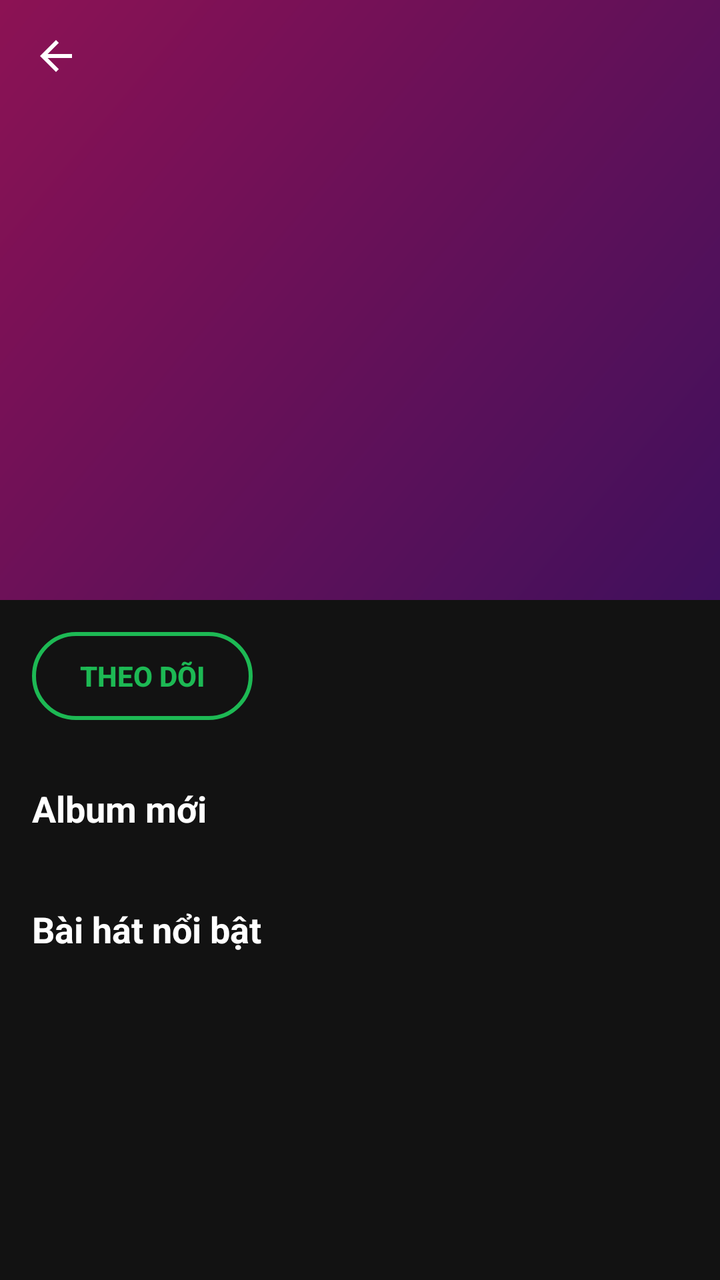
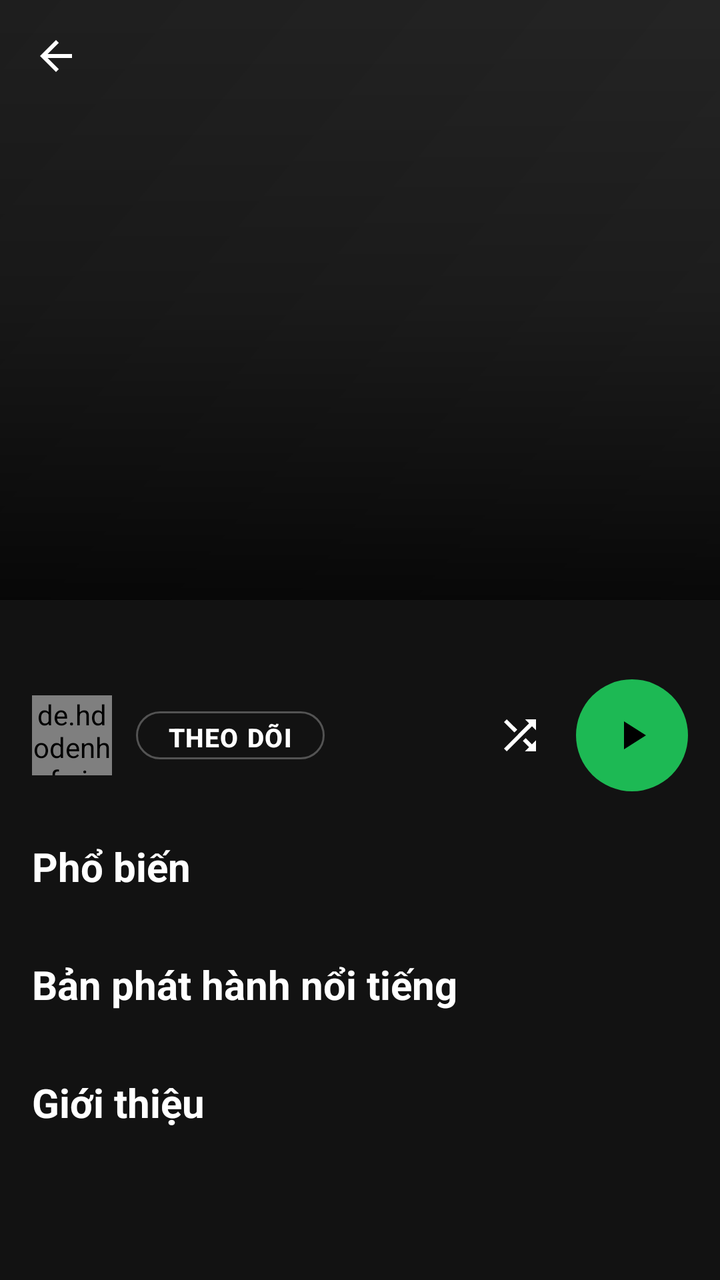

An Android layout rendered at two revisions. The XML below is the earlier revision; the diff shows what the commit changed to produce the second picture.
<!-- AndroidManifest.xml: application theme Theme.MusicStreamingApp -->
<!-- res/layout/activity_artist_detail.xml -->
<?xml version="1.0" encoding="utf-8"?>
<androidx.coordinatorlayout.widget.CoordinatorLayout
    xmlns:android="http://schemas.android.com/apk/res/android"
    xmlns:app="http://schemas.android.com/apk/res-auto"
    android:layout_width="match_parent"
    android:layout_height="match_parent"
    android:background="@color/bg_primary"
    android:fitsSystemWindows="true">

    <com.google.android.material.appbar.AppBarLayout
        android:id="@+id/app_bar"
        android:layout_width="match_parent"
        android:layout_height="@dimen/collapsing_appbar_height"
        android:fitsSystemWindows="true"
        android:theme="@style/ThemeOverlay.MaterialComponents.Dark.ActionBar">

        <com.google.android.material.appbar.CollapsingToolbarLayout
            android:id="@+id/collapsing_toolbar"
            android:layout_width="match_parent"
            android:layout_height="match_parent"
            android:fitsSystemWindows="true"
            app:contentScrim="@color/bg_secondary"
            app:layout_scrollFlags="scroll|exitUntilCollapsed"
            app:expandedTitleMarginStart="16dp"
            app:expandedTitleMarginBottom="16dp"
            app:collapsedTitleTextAppearance="@style/ExpandedTitleStyle">

            <ImageView
                android:id="@+id/iv_artist_banner"
                android:layout_width="match_parent"
                android:layout_height="match_parent"
                android:scaleType="centerCrop"
                android:fitsSystemWindows="true"
                android:background="@drawable/placeholder_gradient"
                app:layout_collapseMode="parallax"/>

            <View
                android:layout_width="match_parent"
                android:layout_height="match_parent"
                android:background="#66000000"
                app:layout_collapseMode="parallax"/>

            <androidx.appcompat.widget.Toolbar
                android:id="@+id/toolbar"
                android:layout_width="match_parent"
                android:layout_height="?attr/actionBarSize"
                app:layout_collapseMode="pin"
                app:navigationIcon="@drawable/ic_arrow_back"
                app:navigationIconTint="@color/accent_white"/>

        </com.google.android.material.appbar.CollapsingToolbarLayout>
    </com.google.android.material.appbar.AppBarLayout>

    <androidx.core.widget.NestedScrollView
        android:layout_width="match_parent"
        android:layout_height="match_parent"
        app:layout_behavior="@string/appbar_scrolling_view_behavior">

        <LinearLayout
            android:layout_width="match_parent"
            android:layout_height="wrap_content"
            android:orientation="vertical"
            android:paddingBottom="24dp">

            
            <Button
                android:id="@+id/btn_follow"
                android:layout_width="wrap_content"
                android:layout_height="44dp"
                android:layout_margin="16dp"
                android:background="@drawable/bg_button_outline"
                android:paddingHorizontal="24dp"
                android:text="@string/follow"
                android:textColor="@color/spotify_green"
                android:textStyle="bold"
                android:textAllCaps="true"/>

            
            <TextView
                android:layout_width="match_parent"
                android:layout_height="wrap_content"
                android:paddingHorizontal="16dp"
                android:paddingTop="16dp"
                android:paddingBottom="12dp"
                android:text="@string/new_albums"
                android:textColor="@color/accent_white"
                android:textSize="18sp"
                android:textStyle="bold"/>

            <androidx.recyclerview.widget.RecyclerView
                android:id="@+id/rv_albums"
                android:layout_width="match_parent"
                android:layout_height="wrap_content"
                android:paddingHorizontal="16dp"
                android:clipToPadding="false"
                android:orientation="horizontal"
                android:nestedScrollingEnabled="false"/>

            
            <TextView
                android:layout_width="match_parent"
                android:layout_height="wrap_content"
                android:paddingHorizontal="16dp"
                android:paddingTop="24dp"
                android:paddingBottom="12dp"
                android:text="@string/featured_tracks"
                android:textColor="@color/accent_white"
                android:textSize="18sp"
                android:textStyle="bold"/>

            <androidx.recyclerview.widget.RecyclerView
                android:id="@+id/rv_top_tracks"
                android:layout_width="match_parent"
                android:layout_height="wrap_content"
                android:nestedScrollingEnabled="false"/>

        </LinearLayout>
    </androidx.core.widget.NestedScrollView>

</androidx.coordinatorlayout.widget.CoordinatorLayout>
<!-- resources referenced by this layout -->
<resources>
  <color name="accent_white">#FFFFFF</color>
  <color name="bg_primary">#121212</color>
  <color name="bg_secondary">#1E1E1E</color>
  <color name="spotify_green">#1DB954</color>
  <dimen name="collapsing_appbar_height">300dp</dimen>
  <!-- drawable bg_button_outline (drawable) -->
  <?xml version="1.0" encoding="utf-8"?>
  <shape xmlns:android="http://schemas.android.com/apk/res/android"
      android:shape="rectangle">
      <corners android:radius="24dp" />
      <stroke android:width="2dp" android:color="#1DB954" />
      <solid android:color="@android:color/transparent" />
  </shape>
  <!-- drawable ic_arrow_back (drawable) -->
  <vector xmlns:android="http://schemas.android.com/apk/res/android"
      android:width="24dp"
      android:height="24dp"
      android:viewportWidth="24"
      android:viewportHeight="24">
      <path android:fillColor="#FFFFFF"
          android:pathData="M20,11H7.83l5.59,-5.59L12,4l-8,8 8,8 1.41,-1.41L7.83,13H20v-2z"/>
  </vector>
  <!-- drawable placeholder_gradient (drawable) -->
  <?xml version="1.0" encoding="utf-8"?>
  <shape xmlns:android="http://schemas.android.com/apk/res/android"
      android:shape="rectangle">
      <gradient
          android:angle="135"
          android:startColor="#6A1B9A"
          android:endColor="#E91E8C"
          android:type="linear" />
  </shape>
  <string name="featured_tracks">Bài hát nổi bật</string>
  <string name="follow">Theo dõi</string>
  <string name="new_albums">Album mới</string>
  <style name="ExpandedTitleStyle" parent="TextAppearance.MaterialComponents.Headline5">
          <item name="android:textColor">@color/accent_white</item>
          <item name="android:textStyle">bold</item>
      </style>
  <color name="bg_elevated">#282828</color>
  <style name="BottomNavStyle" parent="Widget.MaterialComponents.BottomNavigationView">
          <item name="android:background">@color/bg_elevated</item>
          <item name="itemIconTint">@color/bottom_nav_tint</item>
          <item name="itemTextColor">@color/bottom_nav_tint</item>
      </style>
  <!-- unchanged entries left out for length: 1 -->
</resources>

<!-- the commit's change to res/layout/activity_artist_detail.xml (unified diff, before → after) -->
@@ -22,7 +22,8 @@
             app:contentScrim="@color/bg_secondary"
             app:layout_scrollFlags="scroll|exitUntilCollapsed"
             app:expandedTitleMarginStart="16dp"
-            app:expandedTitleMarginBottom="16dp"
+            app:expandedTitleMarginBottom="20dp"
+            app:expandedTitleTextAppearance="@style/ArtistExpandedTitle"
             app:collapsedTitleTextAppearance="@style/ExpandedTitleStyle">
 
             <ImageView
@@ -34,10 +35,11 @@
                 android:background="@drawable/placeholder_gradient"
                 app:layout_collapseMode="parallax"/>
 
+            
             <View
                 android:layout_width="match_parent"
                 android:layout_height="match_parent"
-                android:background="#66000000"
+                android:background="@drawable/bg_artist_header_gradient"
                 app:layout_collapseMode="parallax"/>
 
             <androidx.appcompat.widget.Toolbar
@@ -60,40 +62,141 @@
             android:layout_width="match_parent"
             android:layout_height="wrap_content"
             android:orientation="vertical"
-            android:paddingBottom="24dp">
-
-            
-            <Button
-                android:id="@+id/btn_follow"
+            android:paddingBottom="32dp">
+
+            
+            <TextView
+                android:id="@+id/tv_followers"
+                android:layout_width="match_parent"
+                android:layout_height="wrap_content"
+                android:paddingHorizontal="16dp"
+                android:paddingTop="12dp"
+                android:textColor="@color/text_secondary"
+                android:textSize="13sp"/>
+
+            
+            <LinearLayout
+                android:layout_width="match_parent"
+                android:layout_height="wrap_content"
+                android:orientation="horizontal"
+                android:gravity="center_vertical"
+                android:paddingHorizontal="16dp"
+                android:paddingTop="10dp"
+                android:paddingBottom="4dp">
+
+                <de.hdodenhof.circleimageview.CircleImageView
+                    android:id="@+id/iv_artist_thumb"
+                    android:layout_width="40dp"
+                    android:layout_height="40dp"
+                    android:src="@drawable/placeholder_gradient"/>
+
+                <com.google.android.material.button.MaterialButton
+                    android:id="@+id/btn_follow"
+                    style="@style/Widget.MaterialComponents.Button.OutlinedButton"
+                    android:layout_width="wrap_content"
+                    android:layout_height="36dp"
+                    android:layout_marginStart="12dp"
+                    android:text="@string/follow"
+                    android:textColor="@color/accent_white"
+                    android:textSize="13sp"
+                    android:textStyle="bold"
+                    android:letterSpacing="0.04"
+                    app:strokeColor="@color/outline_grey"
+                    app:cornerRadius="18dp"/>
+
+                
+                <View
+                    android:layout_width="0dp"
+                    android:layout_height="1dp"
+                    android:layout_weight="1"/>
+
+                <ImageButton
+                    android:id="@+id/btn_shuffle"
+                    android:layout_width="40dp"
+                    android:layout_height="40dp"
+                    android:background="?attr/selectableItemBackgroundBorderless"
+                    android:src="@drawable/ic_shuffle"
+                    android:tint="@color/accent_white"
+                    android:layout_marginEnd="8dp"/>
+
+                <ImageButton
+                    android:id="@+id/btn_play"
+                    android:layout_width="56dp"
+                    android:layout_height="56dp"
+                    android:background="@drawable/bg_play_btn"
+                    android:src="@drawable/ic_play"
+                    android:tint="@color/black"
+                    android:padding="14dp"/>
+
+            </LinearLayout>
+
+            
+            <TextView
+                android:layout_width="match_parent"
+                android:layout_height="wrap_content"
+                android:paddingHorizontal="16dp"
+                android:paddingTop="20dp"
+                android:paddingBottom="4dp"
+                android:text="Phổ biến"
+                android:textColor="@color/accent_white"
+                android:textSize="20sp"
+                android:textStyle="bold"/>
+
+            <androidx.recyclerview.widget.RecyclerView
+                android:id="@+id/rv_top_tracks"
+                android:layout_width="match_parent"
+                android:layout_height="wrap_content"
+                android:nestedScrollingEnabled="false"/>
+
+            
+            <com.google.android.material.button.MaterialButton
+                android:id="@+id/btn_expand_tracks"
+                style="@style/Widget.MaterialComponents.Button.OutlinedButton"
                 android:layout_width="wrap_content"
-                android:layout_height="44dp"
-                android:layout_margin="16dp"
-                android:background="@drawable/bg_button_outline"
-                android:paddingHorizontal="24dp"
-                android:text="@string/follow"
-                android:textColor="@color/spotify_green"
-                android:textStyle="bold"
-                android:textAllCaps="true"/>
-
-            
-            <TextView
-                android:layout_width="match_parent"
-                android:layout_height="wrap_content"
-                android:paddingHorizontal="16dp"
-                android:paddingTop="16dp"
-                android:paddingBottom="12dp"
-                android:text="@string/new_albums"
+                android:layout_height="40dp"
+                android:layout_gravity="center_horizontal"
+                android:layout_marginTop="8dp"
+                android:text="Xem thêm"
                 android:textColor="@color/accent_white"
-                android:textSize="18sp"
-                android:textStyle="bold"/>
+                android:textSize="13sp"
+                app:strokeColor="@color/outline_grey"
+                app:cornerRadius="20dp"
+                android:visibility="gone"/>
+
+            
+            <LinearLayout
+                android:layout_width="match_parent"
+                android:layout_height="wrap_content"
+                android:orientation="horizontal"
+                android:gravity="center_vertical"
+                android:paddingHorizontal="16dp"
+                android:paddingTop="28dp"
+                android:paddingBottom="4dp">
+
+                <TextView
+                    android:layout_width="0dp"
+                    android:layout_height="wrap_content"
+                    android:layout_weight="1"
+                    android:text="Bản phát hành nổi tiếng"
+                    android:textColor="@color/accent_white"
+                    android:textSize="20sp"
+                    android:textStyle="bold"/>
+
+                <TextView
+                    android:id="@+id/tv_show_all_albums"
+                    android:layout_width="wrap_content"
+                    android:layout_height="wrap_content"
+                    android:text="Hiện tất cả"
+                    android:textColor="@color/text_secondary"
+                    android:textSize="13sp"
+                    android:padding="4dp"
+                    android:visibility="gone"/>
+            </LinearLayout>
 
             <androidx.recyclerview.widget.RecyclerView
                 android:id="@+id/rv_albums"
                 android:layout_width="match_parent"
                 android:layout_height="wrap_content"
-                android:paddingHorizontal="16dp"
-                android:clipToPadding="false"
-                android:orientation="horizontal"
                 android:nestedScrollingEnabled="false"/>
 
             
@@ -101,18 +204,83 @@
                 android:layout_width="match_parent"
                 android:layout_height="wrap_content"
                 android:paddingHorizontal="16dp"
-                android:paddingTop="24dp"
+                android:paddingTop="28dp"
                 android:paddingBottom="12dp"
-                android:text="@string/featured_tracks"
+                android:text="Giới thiệu"
                 android:textColor="@color/accent_white"
-                android:textSize="18sp"
+                android:textSize="20sp"
                 android:textStyle="bold"/>
 
-            <androidx.recyclerview.widget.RecyclerView
-                android:id="@+id/rv_top_tracks"
-                android:layout_width="match_parent"
-                android:layout_height="wrap_content"
-                android:nestedScrollingEnabled="false"/>
+            
+            <androidx.cardview.widget.CardView
+                android:id="@+id/card_about"
+                android:layout_width="match_parent"
+                android:layout_height="wrap_content"
+                android:layout_marginHorizontal="16dp"
+                app:cardBackgroundColor="@color/bg_elevated"
+                app:cardCornerRadius="12dp"
+                app:cardElevation="0dp"
+                android:visibility="gone">
+
+                <LinearLayout
+                    android:layout_width="match_parent"
+                    android:layout_height="wrap_content"
+                    android:orientation="vertical">
+
+                    <ImageView
+                        android:id="@+id/iv_about_image"
+                        android:layout_width="match_parent"
+                        android:layout_height="200dp"
+                        android:scaleType="centerCrop"
+                        android:background="@drawable/placeholder_gradient"/>
+
+                    <LinearLayout
+                        android:layout_width="match_parent"
+                        android:layout_height="wrap_content"
+                        android:orientation="vertical"
+                        android:padding="16dp">
+
+                        <TextView
+                            android:id="@+id/tv_about_name"
+                            android:layout_width="wrap_content"
+                            android:layout_height="wrap_content"
+                            android:textColor="@color/accent_white"
+                            android:textSize="18sp"
+                            android:textStyle="bold"/>
+
+                        <TextView
+                            android:id="@+id/tv_about_followers"
+                            android:layout_width="wrap_content"
+                            android:layout_height="wrap_content"
+                            android:layout_marginTop="2dp"
+                            android:textColor="@color/text_secondary"
+                            android:textSize="13sp"/>
+
+                        <TextView
+                            android:id="@+id/tv_bio"
+                            android:layout_width="match_parent"
+                            android:layout_height="wrap_content"
+                            android:layout_marginTop="10dp"
+                            android:maxLines="3"
+                            android:ellipsize="end"
+                            android:textColor="@color/text_secondary"
+                            android:textSize="14sp"
+                            android:lineSpacingMultiplier="1.4"/>
+
+                        <TextView
+                            android:id="@+id/btn_expand_bio"
+                            android:layout_width="wrap_content"
+                            android:layout_height="wrap_content"
+                            android:layout_marginTop="4dp"
+                            android:text="xem thêm"
+                            android:textColor="@color/accent_white"
+                            android:textSize="14sp"
+                            android:textStyle="bold"
+                            android:padding="4dp"
+                            android:visibility="gone"/>
+                    </LinearLayout>
+                </LinearLayout>
+            </androidx.cardview.widget.CardView>
 
         </LinearLayout>
     </androidx.core.widget.NestedScrollView>
<!-- resource entries referenced after the edit -->
@@ -3,15 +3,26 @@
   <color name="accent_white">#FFFFFF</color>
   <color name="bg_primary">#121212</color>
   <color name="bg_secondary">#1E1E1E</color>
+  <color name="black">#FF000000</color>
+  <color name="outline_grey">#535353</color>
+  <color name="text_secondary">#B3B3B3</color>
   <color name="spotify_green">#1DB954</color>
   <dimen name="collapsing_appbar_height">300dp</dimen>
-  <!-- drawable bg_button_outline (drawable) -->
+  <!-- drawable bg_artist_header_gradient (drawable) -->
+  <?xml version="1.0" encoding="utf-8"?>
+  <shape xmlns:android="http://schemas.android.com/apk/res/android">
+      <gradient
+          android:type="linear"
+          android:angle="270"
+          android:startColor="#00000000"
+          android:centerColor="#44000000"
+          android:endColor="#CC000000"/>
+  </shape>
+  <!-- drawable bg_play_btn (drawable) -->
   <?xml version="1.0" encoding="utf-8"?>
   <shape xmlns:android="http://schemas.android.com/apk/res/android"
-      android:shape="rectangle">
-      <corners android:radius="24dp" />
-      <stroke android:width="2dp" android:color="#1DB954" />
-      <solid android:color="@android:color/transparent" />
+      android:shape="oval">
+      <solid android:color="#1DB954" />
   </shape>
   <!-- drawable ic_arrow_back (drawable) -->
   <vector xmlns:android="http://schemas.android.com/apk/res/android"
@@ -22,19 +33,40 @@
       <path android:fillColor="#FFFFFF"
           android:pathData="M20,11H7.83l5.59,-5.59L12,4l-8,8 8,8 1.41,-1.41L7.83,13H20v-2z"/>
   </vector>
+  <!-- drawable ic_play (drawable) -->
+  <vector xmlns:android="http://schemas.android.com/apk/res/android"
+      android:width="24dp"
+      android:height="24dp"
+      android:viewportWidth="24"
+      android:viewportHeight="24">
+      <path android:fillColor="#FFFFFF"
+          android:pathData="M8,5v14l11,-7z"/>
+  </vector>
+  <!-- drawable ic_shuffle (drawable) -->
+  <vector xmlns:android="http://schemas.android.com/apk/res/android"
+      android:width="24dp"
+      android:height="24dp"
+      android:viewportWidth="24"
+      android:viewportHeight="24">
+      <path android:fillColor="#FFFFFF"
+          android:pathData="M10.59,9.17L5.41,4 4,5.41l5.17,5.17 1.42,-1.41zM14.5,4l2.04,2.04L4,18.59 5.41,20 17.96,7.46 20,9.5V4h-5.5zm0.33,9.41l-1.41,1.41 3.13,3.13L14.5,20H20v-5.5l-2.04,2.04 -3.13,-3.13z"/>
+  </vector>
   <!-- drawable placeholder_gradient (drawable) -->
   <?xml version="1.0" encoding="utf-8"?>
   <shape xmlns:android="http://schemas.android.com/apk/res/android"
       android:shape="rectangle">
       <gradient
           android:angle="135"
-          android:startColor="#6A1B9A"
-          android:endColor="#E91E8C"
+          android:startColor="#282828"
+          android:endColor="#1E1E1E"
           android:type="linear" />
   </shape>
-  <string name="featured_tracks">Bài hát nổi bật</string>
   <string name="follow">Theo dõi</string>
-  <string name="new_albums">Album mới</string>
+  <style name="ArtistExpandedTitle" parent="TextAppearance.MaterialComponents.Headline4">
+          <item name="android:textColor">@color/accent_white</item>
+          <item name="android:textStyle">bold</item>
+          <item name="android:textSize">36sp</item>
+      </style>
   <style name="ExpandedTitleStyle" parent="TextAppearance.MaterialComponents.Headline5">
           <item name="android:textColor">@color/accent_white</item>
           <item name="android:textStyle">bold</item>
